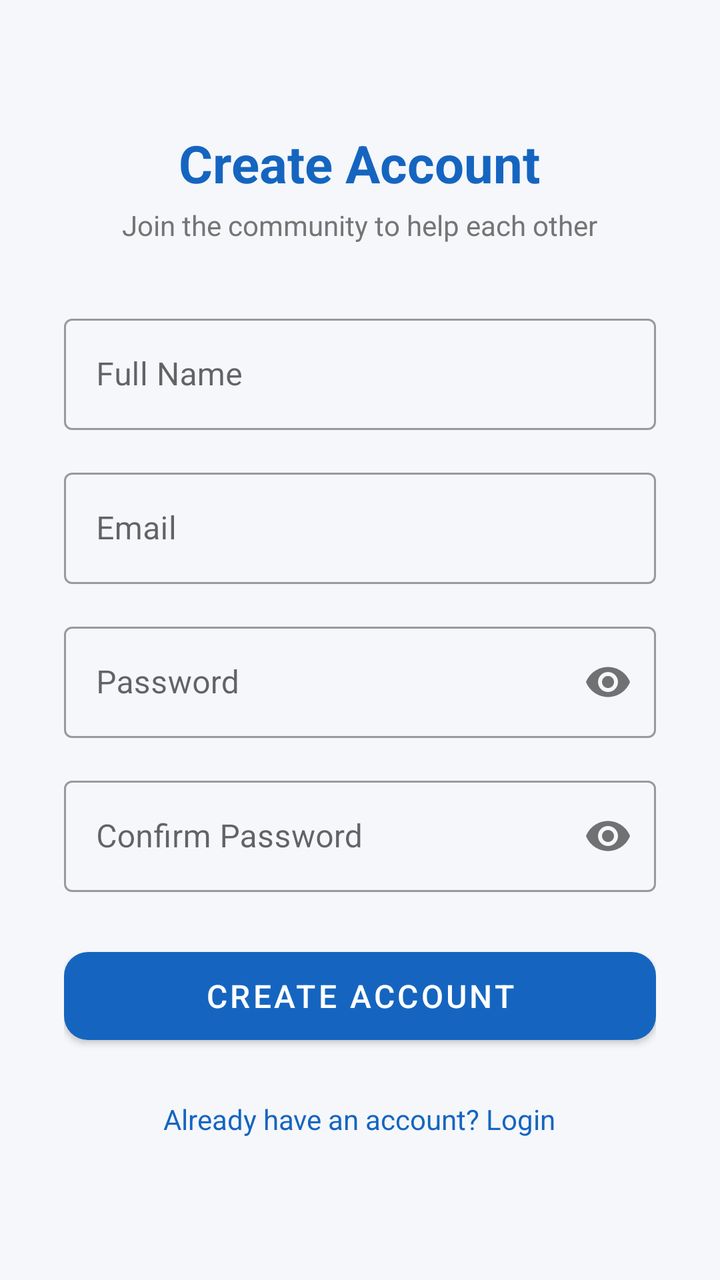
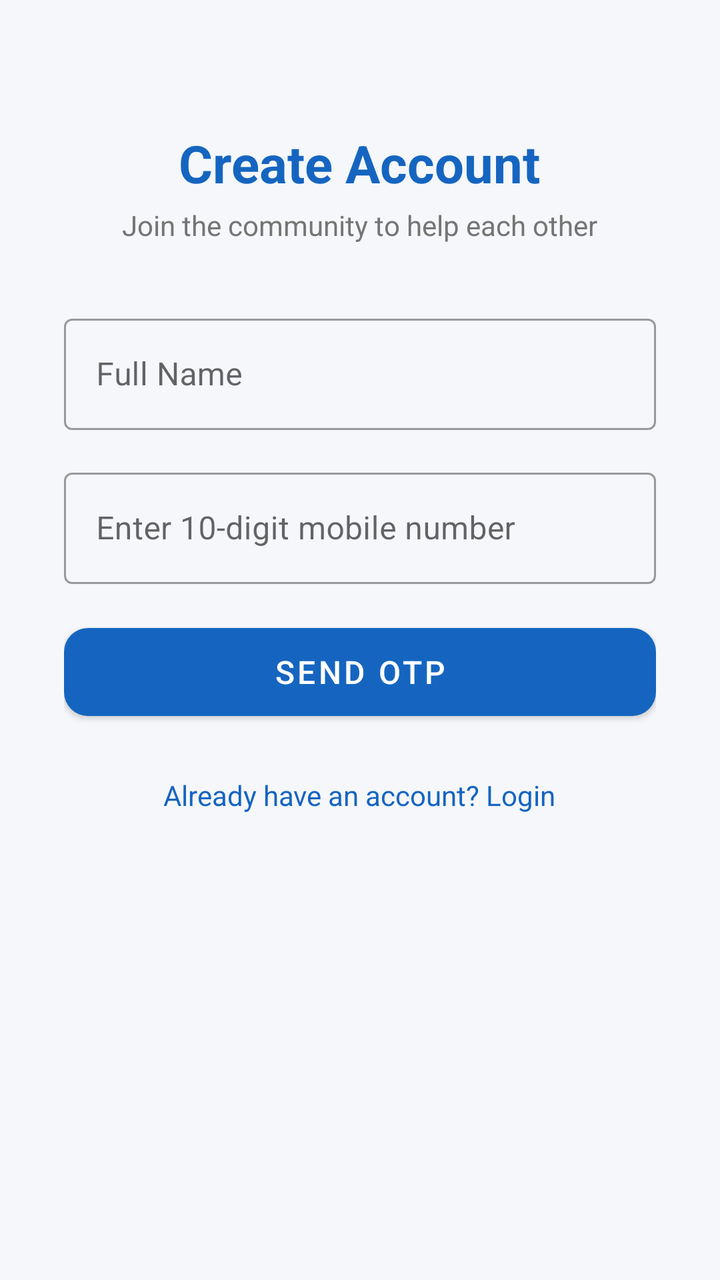

The first picture is an Android layout as it rendered before a commit; the second is the same layout after the commit. The layout source and the unified diff follow.
<!-- AndroidManifest.xml: application theme Theme.FuelQueue -->
<!-- res/layout/fragment_register.xml -->
<?xml version="1.0" encoding="utf-8"?>
<ScrollView xmlns:android="http://schemas.android.com/apk/res/android"
    xmlns:app="http://schemas.android.com/apk/res-auto"
    android:layout_width="match_parent"
    android:layout_height="match_parent"
    android:background="@color/background"
    android:fillViewport="true">

    <LinearLayout
        android:layout_width="match_parent"
        android:layout_height="wrap_content"
        android:gravity="center_horizontal"
        android:orientation="vertical"
        android:padding="32dp">

        <TextView
            android:layout_width="wrap_content"
            android:layout_height="wrap_content"
            android:layout_marginTop="32dp"
            android:text="Create Account"
            android:textColor="@color/colorPrimary"
            android:textSize="26sp"
            android:textStyle="bold" />

        <TextView
            android:layout_width="wrap_content"
            android:layout_height="wrap_content"
            android:layout_marginTop="4dp"
            android:layout_marginBottom="32dp"
            android:text="Join the community to help each other"
            android:textColor="@color/text_secondary"
            android:textSize="14sp" />

        
        <com.google.android.material.textfield.TextInputLayout
            android:layout_width="match_parent"
            android:layout_height="wrap_content"
            android:layout_marginBottom="16dp"
            android:hint="Full Name"
            style="@style/Widget.MaterialComponents.TextInputLayout.OutlinedBox">
            <com.google.android.material.textfield.TextInputEditText
                android:id="@+id/et_name"
                android:layout_width="match_parent"
                android:layout_height="wrap_content"
                android:inputType="textPersonName"
                android:imeOptions="actionNext" />
        </com.google.android.material.textfield.TextInputLayout>

        
        <com.google.android.material.textfield.TextInputLayout
            android:layout_width="match_parent"
            android:layout_height="wrap_content"
            android:layout_marginBottom="16dp"
            android:hint="Email"
            style="@style/Widget.MaterialComponents.TextInputLayout.OutlinedBox">
            <com.google.android.material.textfield.TextInputEditText
                android:id="@+id/et_email"
                android:layout_width="match_parent"
                android:layout_height="wrap_content"
                android:inputType="textEmailAddress"
                android:imeOptions="actionNext" />
        </com.google.android.material.textfield.TextInputLayout>

        
        <com.google.android.material.textfield.TextInputLayout
            android:layout_width="match_parent"
            android:layout_height="wrap_content"
            android:layout_marginBottom="16dp"
            android:hint="Password"
            app:passwordToggleEnabled="true"
            style="@style/Widget.MaterialComponents.TextInputLayout.OutlinedBox">
            <com.google.android.material.textfield.TextInputEditText
                android:id="@+id/et_password"
                android:layout_width="match_parent"
                android:layout_height="wrap_content"
                android:inputType="textPassword"
                android:imeOptions="actionNext" />
        </com.google.android.material.textfield.TextInputLayout>

        
        <com.google.android.material.textfield.TextInputLayout
            android:layout_width="match_parent"
            android:layout_height="wrap_content"
            android:layout_marginBottom="24dp"
            android:hint="Confirm Password"
            app:passwordToggleEnabled="true"
            style="@style/Widget.MaterialComponents.TextInputLayout.OutlinedBox">
            <com.google.android.material.textfield.TextInputEditText
                android:id="@+id/et_confirm_password"
                android:layout_width="match_parent"
                android:layout_height="wrap_content"
                android:inputType="textPassword"
                android:imeOptions="actionDone" />
        </com.google.android.material.textfield.TextInputLayout>

        <com.google.android.material.button.MaterialButton
            android:id="@+id/btn_register"
            android:layout_width="match_parent"
            android:layout_height="56dp"
            android:text="Create Account"
            android:textSize="16sp"
            app:cornerRadius="12dp" />

        <ProgressBar
            android:id="@+id/progress_bar"
            android:layout_width="wrap_content"
            android:layout_height="wrap_content"
            android:layout_marginTop="12dp"
            android:visibility="gone" />

        <TextView
            android:id="@+id/tv_go_to_login"
            android:layout_width="wrap_content"
            android:layout_height="wrap_content"
            android:layout_marginTop="24dp"
            android:text="Already have an account? Login"
            android:textColor="@color/colorPrimary"
            android:textSize="14sp" />

    </LinearLayout>
</ScrollView>
<!-- resources referenced by this layout -->
<resources>
  <color name="background">#F5F7FA</color>
  <color name="colorPrimary">#1565C0</color>
  <color name="text_secondary">#757575</color>
  <style name="Theme.FuelQueue" parent="Theme.MaterialComponents.DayNight.DarkActionBar">
          <item name="colorPrimary">@color/colorPrimary</item>
          <item name="colorPrimaryVariant">@color/colorPrimaryDark</item>
          <item name="colorSecondary">@color/colorAccent</item>
          <item name="android:statusBarColor">@color/colorPrimaryDark</item>
          <item name="windowActionBar">false</item>
          <item name="windowNoTitle">true</item>
      </style>
  <color name="colorPrimaryDark">#0D47A1</color>
  <color name="colorAccent">#FF6F00</color>
</resources>

<!-- the commit's change to res/layout/fragment_register.xml (unified diff, before → after) -->
@@ -52,6 +52,7 @@
             android:layout_height="wrap_content"
             android:layout_marginBottom="16dp"
             android:hint="Email"
+            android:visibility="gone"
             style="@style/Widget.MaterialComponents.TextInputLayout.OutlinedBox">
             <com.google.android.material.textfield.TextInputEditText
                 android:id="@+id/et_email"
@@ -66,30 +67,30 @@
             android:layout_width="match_parent"
             android:layout_height="wrap_content"
             android:layout_marginBottom="16dp"
-            android:hint="Password"
-            app:passwordToggleEnabled="true"
+            android:hint="Enter 10-digit mobile number"
             style="@style/Widget.MaterialComponents.TextInputLayout.OutlinedBox">
             <com.google.android.material.textfield.TextInputEditText
                 android:id="@+id/et_password"
                 android:layout_width="match_parent"
                 android:layout_height="wrap_content"
-                android:inputType="textPassword"
+                android:inputType="phone"
                 android:imeOptions="actionNext" />
         </com.google.android.material.textfield.TextInputLayout>
 
         
         <com.google.android.material.textfield.TextInputLayout
+            android:id="@+id/til_confirm_password"
             android:layout_width="match_parent"
             android:layout_height="wrap_content"
             android:layout_marginBottom="24dp"
-            android:hint="Confirm Password"
-            app:passwordToggleEnabled="true"
+            android:hint="Enter 6-digit OTP"
+            android:visibility="gone"
             style="@style/Widget.MaterialComponents.TextInputLayout.OutlinedBox">
             <com.google.android.material.textfield.TextInputEditText
                 android:id="@+id/et_confirm_password"
                 android:layout_width="match_parent"
                 android:layout_height="wrap_content"
-                android:inputType="textPassword"
+                android:inputType="number"
                 android:imeOptions="actionDone" />
         </com.google.android.material.textfield.TextInputLayout>
 
@@ -97,7 +98,7 @@
             android:id="@+id/btn_register"
             android:layout_width="match_parent"
             android:layout_height="56dp"
-            android:text="Create Account"
+            android:text="Send OTP"
             android:textSize="16sp"
             app:cornerRadius="12dp" />
 
